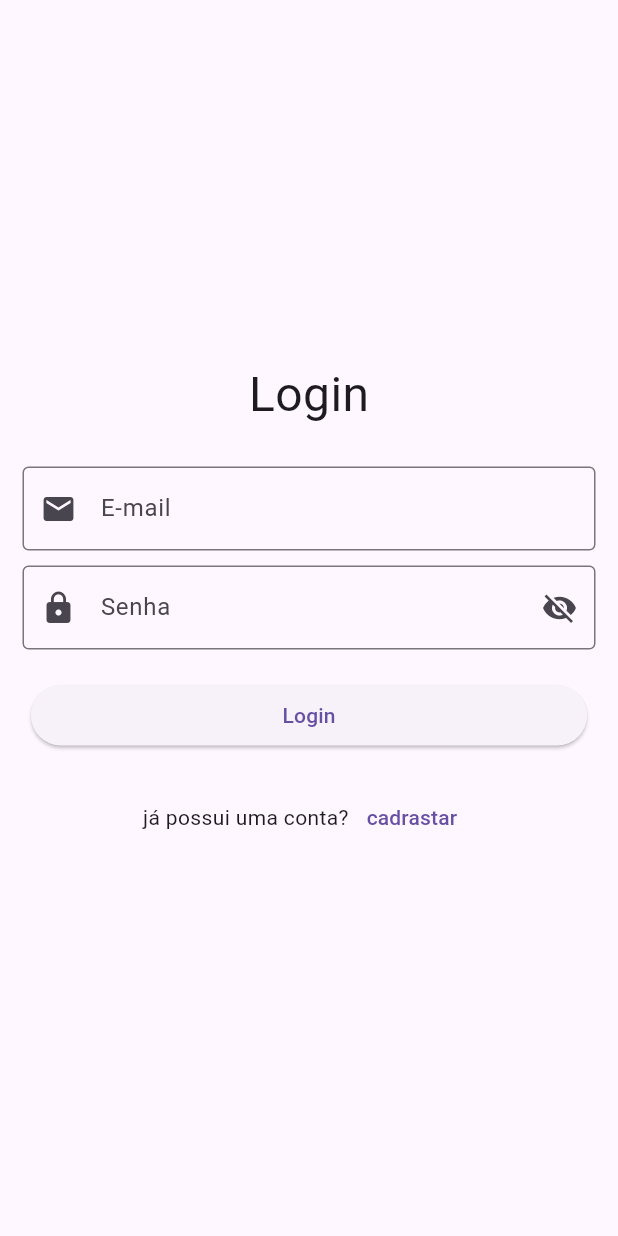
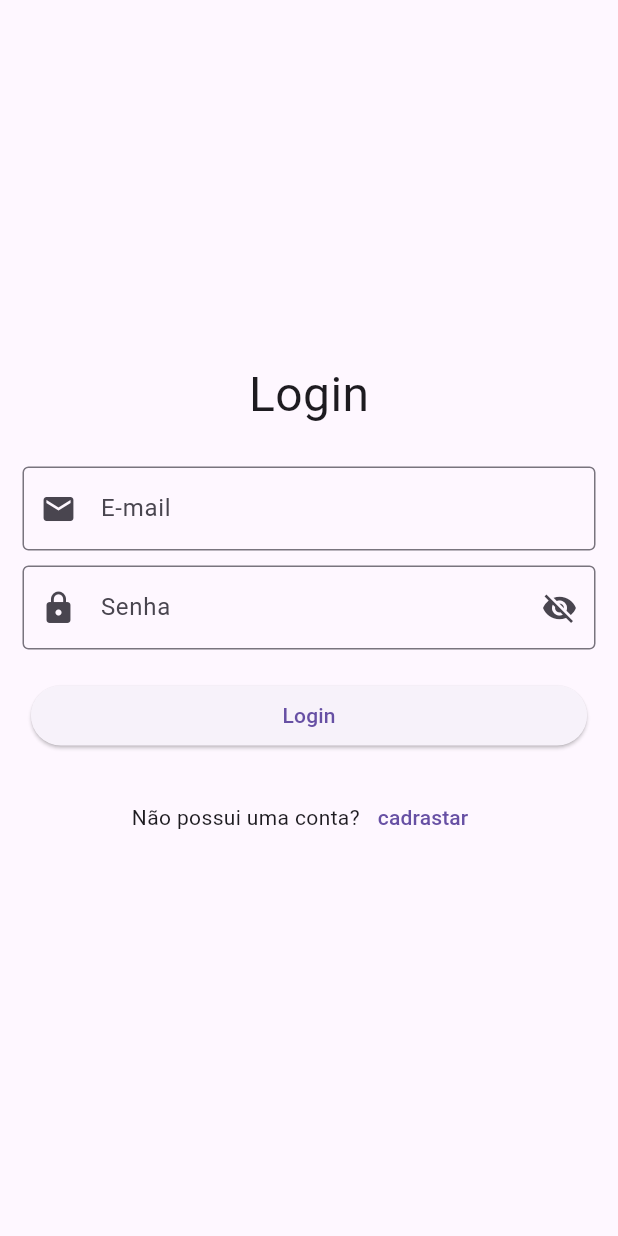
Before and after one commit to KauaHenSilva/dart_flutter_shop_auth, a Flutter app: the screen it shows after launch, on a phone screen of 412 x 824 dp. Run offline on Flutter 3.47's test engine with Material 3 defaults, Android fonts, the phone set to English and light mode, and no system bars; drawn by our look-alikes of flutter_form_builder; our stand-ins replace form_builder_validators, shared_preferences.

Commit message:
fix: fixed name from login

```diff
--- a/lib/pages/auth/components/auth_form_login.dart
+++ b/lib/pages/auth/components/auth_form_login.dart
@@ -109,7 +109,7 @@ class _AuthFormState extends State<AuthFormLogin> {
               crossAxisAlignment: CrossAxisAlignment.center,
               mainAxisAlignment: MainAxisAlignment.center,
               children: [
-                const Text('já possui uma conta?'),
+                const Text('Não possui uma conta?'),
                 TextButton(
                   onPressed: () {
                     Navigator.of(context).pushNamed(AppRoutes.authCadrast);
```
